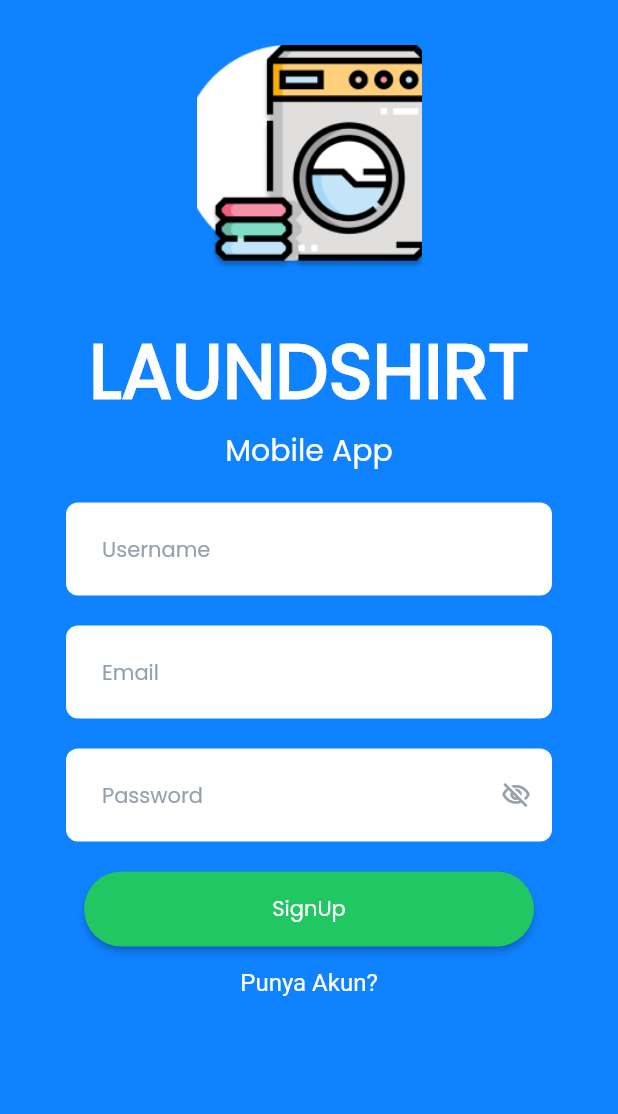
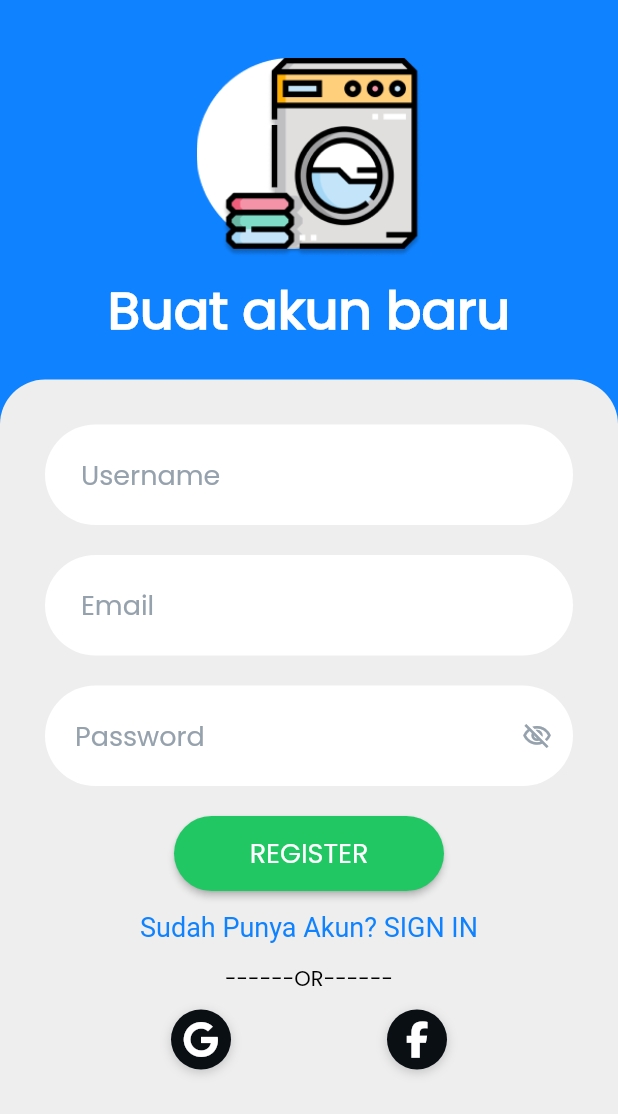
Before and after one commit to NaufalR23/PBM-A11, a Flutter app: the SignUpWidget screen opened directly, on a phone screen of 412 x 824 dp. Shown: the top 1114 px of the screen. Run offline on Flutter 3.47's test engine with Material 2 defaults, Android fonts, the phone set to English and light mode, and no system bars; our stand-ins replace firebase_auth, firebase_core, font_awesome_flutter, google_fonts, google_maps_flutter, image_picker and 2 more; missing offline and left inert: dart:ffi; accounts and stored records are empty; network calls fail.

Commit message:
perbaiki login signup

```diff
--- a/lib/Signup.dart
+++ b/lib/Signup.dart
@@ -46,42 +46,44 @@ class _SignUpWidgetState extends State<SignUpWidget> {
                     Align(
                       alignment: AlignmentDirectional(0, 0),
                       child: Padding(
-                        padding: EdgeInsetsDirectional.fromSTEB(0, 30, 0, 30),
+                        padding: EdgeInsetsDirectional.fromSTEB(0, 30, 0, 0),
                         child: Image.asset(
                           'assets/Group 2.png',
                           width: 150,
                           height: 150,
-                          fit: BoxFit.cover,
                         ),
                       ),
                     ),
                     Text(
-                      'LAUNDSHIRT',
+                      'Buat akun baru',
                       style: TextStyle(
                         fontFamily: 'Poppins',
                         color: Colors.white,
-                        fontSize: 50,
+                        fontSize: 35,
                         fontWeight: FontWeight.w900,
                       ),
                     ),
-                    Text(
-                      'Mobile App',
-                      style: TextStyle(
-                        fontFamily: 'Poppins',
-                        color: Colors.white,
-                        fontSize: 20,
-                        fontWeight: FontWeight.normal,
+                    Padding(
+                      padding: EdgeInsetsDirectional.fromSTEB(0, 20, 0, 0),
+                      child: Container(
+                        width: 700,
+                        height: 700,
+                        decoration: BoxDecoration(
+                          color: Color(0xFFEEEEEE),
+                          borderRadius: BorderRadius.only(
+                            bottomLeft: Radius.circular(0),
+                            bottomRight: Radius.circular(0),
+                            topLeft: Radius.circular(30),
+                            topRight: Radius.circular(30),
                             ),
                           ),
-                    Padding(
-                      padding: EdgeInsetsDirectional.fromSTEB(44, 0, 44, 0),
                         child: SingleChildScrollView(
                           child: Column(
                             mainAxisSize: MainAxisSize.max,
                             children: [
                               Padding(
                                 padding:
-                                  EdgeInsetsDirectional.fromSTEB(0, 20, 0, 0),
+                                    EdgeInsetsDirectional.fromSTEB(30, 30, 30, 0),
                                 child: TextFormField(
                                   controller: usernameController,
                                   obscureText: false,
@@ -90,13 +92,13 @@ class _SignUpWidgetState extends State<SignUpWidget> {
                                     labelStyle: TextStyle(
                                       fontFamily: 'Poppins',
                                       color: Color(0xFF95A1AC),
-                                    fontSize: 14,
+                                      fontSize: 18,
                                       fontWeight: FontWeight.normal,
                                     ),
                                     hintStyle: TextStyle(
                                       fontFamily: 'Poppins',
                                       color: Color(0xFF95A1AC),
-                                    fontSize: 14,
+                                      fontSize: 18,
                                       fontWeight: FontWeight.normal,
                                     ),
                                     enabledBorder: OutlineInputBorder(
@@ -104,14 +106,14 @@ class _SignUpWidgetState extends State<SignUpWidget> {
                                         color: Color(0x00000000),
                                         width: 1,
                                       ),
-                                    borderRadius: BorderRadius.circular(8),
+                                      borderRadius: BorderRadius.circular(40),
                                     ),
                                     focusedBorder: OutlineInputBorder(
                                       borderSide: BorderSide(
                                         color: Color(0x00000000),
                                         width: 1,
                                       ),
-                                    borderRadius: BorderRadius.circular(8),
+                                      borderRadius: BorderRadius.circular(40),
                                     ),
                                     filled: true,
                                     fillColor: Colors.white,
@@ -127,7 +129,7 @@ class _SignUpWidgetState extends State<SignUpWidget> {
                               ),
                               Padding(
                                 padding:
-                                  EdgeInsetsDirectional.fromSTEB(0, 20, 0, 0),
+                                    EdgeInsetsDirectional.fromSTEB(30, 20, 30, 0),
                                 child: TextFormField(
                                   controller: emailController,
                                   obscureText: false,
@@ -136,13 +138,13 @@ class _SignUpWidgetState extends State<SignUpWidget> {
                                     labelStyle: TextStyle(
                                       fontFamily: 'Poppins',
                                       color: Color(0xFF95A1AC),
-                                    fontSize: 14,
+                                      fontSize: 18,
                                       fontWeight: FontWeight.normal,
                                     ),
                                     hintStyle: TextStyle(
                                       fontFamily: 'Poppins',
                                       color: Color(0xFF95A1AC),
-                                    fontSize: 14,
+                                      fontSize: 18,
                                       fontWeight: FontWeight.normal,
                                     ),
                                     enabledBorder: OutlineInputBorder(
@@ -150,14 +152,14 @@ class _SignUpWidgetState extends State<SignUpWidget> {
                                         color: Color(0x00000000),
                                         width: 1,
                                       ),
-                                    borderRadius: BorderRadius.circular(8),
+                                      borderRadius: BorderRadius.circular(40),
                                     ),
                                     focusedBorder: OutlineInputBorder(
                                       borderSide: BorderSide(
                                         color: Color(0x00000000),
                                         width: 1,
                                       ),
-                                    borderRadius: BorderRadius.circular(8),
+                                      borderRadius: BorderRadius.circular(40),
                                     ),
                                     filled: true,
                                     fillColor: Colors.white,
@@ -173,7 +175,7 @@ class _SignUpWidgetState extends State<SignUpWidget> {
                               ),
                               Padding(
                                 padding:
-                                  EdgeInsetsDirectional.fromSTEB(0, 20, 0, 0),
+                                    EdgeInsetsDirectional.fromSTEB(30, 20, 30, 0),
                                 child: TextFormField(
                                   controller: passwordController,
                                   obscureText: !passwordVisibility,
@@ -182,13 +184,13 @@ class _SignUpWidgetState extends State<SignUpWidget> {
                                     labelStyle: TextStyle(
                                       fontFamily: 'Poppins',
                                       color: Color(0xFF95A1AC),
-                                    fontSize: 14,
+                                      fontSize: 18,
                                       fontWeight: FontWeight.normal,
                                     ),
                                     hintStyle: TextStyle(
                                       fontFamily: 'Poppins',
                                       color: Color(0xFF95A1AC),
-                                    fontSize: 14,
+                                      fontSize: 18,
                                       fontWeight: FontWeight.normal,
                                     ),
                                     enabledBorder: OutlineInputBorder(
@@ -196,19 +198,19 @@ class _SignUpWidgetState extends State<SignUpWidget> {
                                         color: Color(0x00000000),
                                         width: 1,
                                       ),
-                                    borderRadius: BorderRadius.circular(8),
+                                      borderRadius: BorderRadius.circular(40),
                                     ),
                                     focusedBorder: OutlineInputBorder(
                                       borderSide: BorderSide(
                                         color: Color(0x00000000),
                                         width: 1,
                                       ),
-                                    borderRadius: BorderRadius.circular(8),
+                                      borderRadius: BorderRadius.circular(40),
                                     ),
                                     filled: true,
                                     fillColor: Colors.white,
                                     contentPadding: EdgeInsetsDirectional.fromSTEB(
-                                      24, 20, 24, 20),
+                                        20, 20, 20, 20),
                                     suffixIcon: InkWell(
                                       onTap: () => setState(
                                         () => passwordVisibility =
@@ -252,15 +254,15 @@ class _SignUpWidgetState extends State<SignUpWidget> {
                                       );
                                     },
                                     style: ElevatedButton.styleFrom(
-                                      minimumSize: Size(300, 50),
+                                        minimumSize: Size(180, 50),
                                         shape: RoundedRectangleBorder(
                                             borderRadius:
                                                 BorderRadius.circular(50)),
                                         primary: Color(0xFF20C763)),
                                     child: const Text(
-                                    "SignUp",
+                                      "REGISTER",
                                       style: TextStyle(
-                                        fontSize: 14,
+                                          fontSize: 18,
                                           fontFamily: "Poppins",
                                           color: Colors.white),
                                     )),
@@ -281,19 +283,79 @@ class _SignUpWidgetState extends State<SignUpWidget> {
                                         );
                                       },
                                       child: const Text(
-                                      'Punya Akun?',
+                                        'Sudah Punya Akun? SIGN IN',
                                         style: TextStyle(
-                                          fontSize: 16,
+                                            fontSize: 18,
                                             fontWeight: FontWeight.w400,
-                                          color: Colors.white),
-                                    )),
+                                            color: Color(0xFF0F82FF)),
+                                      )
+                                    ),
                                 ],
+                              ),
+                              Text(
+                              '------OR------',
+                              style: TextStyle(
+                                fontFamily: 'Poppins',
+                                color: Colors.black,
+                              ),
+                              ),
+                              Padding(
+                                padding: EdgeInsetsDirectional.fromSTEB(10, 10, 10, 5),
+                                child: Row(
+                                  mainAxisSize: MainAxisSize.max,
+                                  mainAxisAlignment: MainAxisAlignment.spaceEvenly,
+                                  children: [
+                                    Container(
+                                      width: 40,
+                                      height: 40,
+                                      decoration: BoxDecoration(
+                                        color: Color(0xFF090F13),
+                                        boxShadow: [
+                                          BoxShadow(
+                                            blurRadius: 5,
+                                            color: Color(0x3314181B),
+                                            offset: Offset(0, 2),
+                                          )
+                                        ],
+                                        shape: BoxShape.circle,
+                                      ),
+                                      alignment: AlignmentDirectional(0, 0),
+                                      child: FaIcon(
+                                        FontAwesomeIcons.google,
+                                        color: Colors.white,
+                                        size: 24,
+                                      ),
+                                    ),
+                                    Container(
+                                      width: 40,
+                                      height: 40,
+                                      decoration: BoxDecoration(
+                                        color: Color(0xFF090F13),
+                                        boxShadow: [
+                                          BoxShadow(
+                                            blurRadius: 5,
+                                            color: Color(0x3314181B),
+                                            offset: Offset(0, 2),
+                                          )
+                                        ],
+                                        shape: BoxShape.circle,
+                                      ),
+                                      alignment: AlignmentDirectional(0, 0),
+                                      child: FaIcon(
+                                        FontAwesomeIcons.facebookF,
+                                        color: Colors.white,
+                                        size: 24,
+                                      ),
+                                    ),
+                                  ],
+                                ),
                               ),
                             ],
                           ),
                         ),
                       ),
-                  ],
+                    ),
+                  ]
                 ),
               ],
             ),
--- a/lib/home.dart
+++ b/lib/home.dart
@@ -103,7 +103,7 @@ class _HomeWidgetState extends State<HomeWidget> {
                 padding: EdgeInsetsDirectional.fromSTEB(0, 30, 0, 0),
                 child: Container(
                   width: 430,
-                  height: 420,
+                  height: 430,
                   decoration: BoxDecoration(
                     color: Color(0xFFEEEEEE),
                     borderRadius: BorderRadius.only(
```
Also changed, not shown: lib/Login.dart (+44 -33 lines), pubspec.lock, 1 other file. Lines whose indentation alone changed are shown as unchanged.
